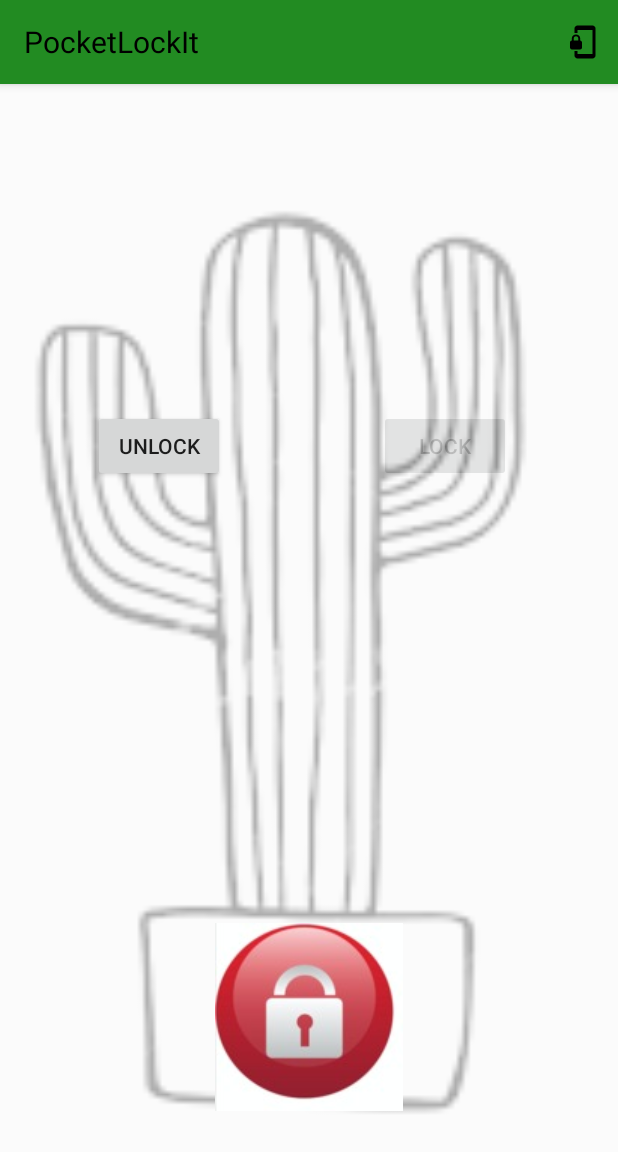
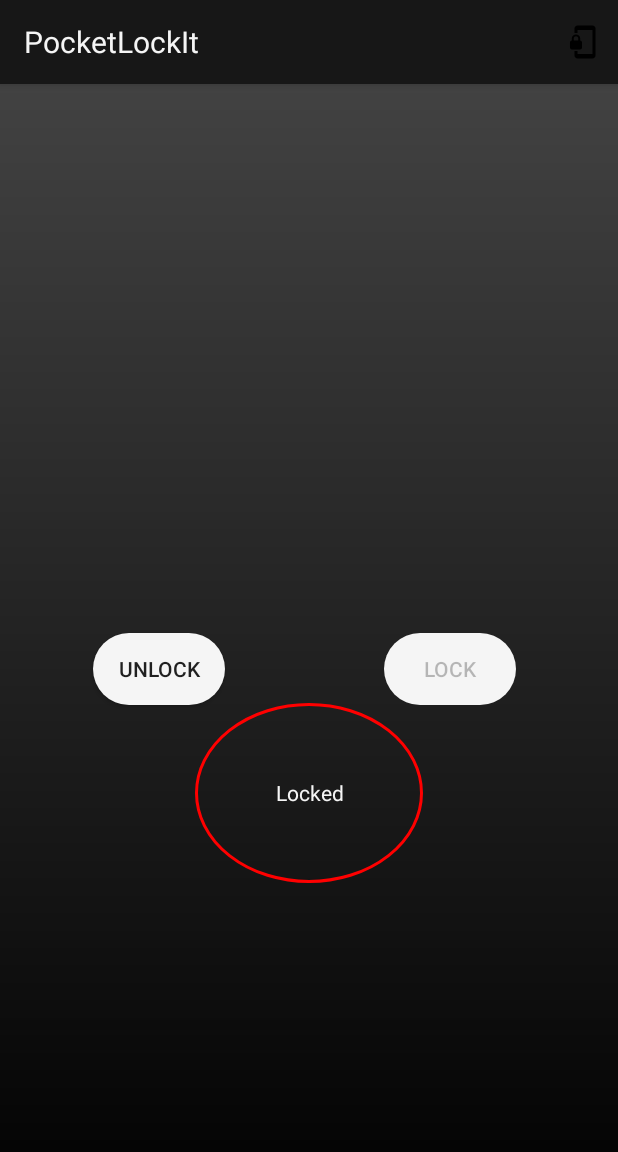
Before and after one commit to Mernest/PocketLockit, an Android app: the LockUnlockActivity screen opened directly, with no data from a screen before it, on a phone screen of 412 x 824 dp. Shown: the top 1152 px of the screen. Run offline under Robolectric (Android 15) with nearby library versions, the phone set to English and light mode, and no system bars; our stand-ins replace Firebase (no records; nobody signed in at launch, a user with empty details on screens opened directly); 1 statement that could not run was skipped.

Commit message:
Brand new UI without (change pass yet to be done)

```diff
--- a/app/src/main/java/com/example/ernest/pocketlockit/LockUnlockActivity.java
+++ b/app/src/main/java/com/example/ernest/pocketlockit/LockUnlockActivity.java
@@ -34,13 +34,16 @@ public class LockUnlockActivity extends AppCompatActivity {
     // Needed Declarations
     Button unlockButton;
     Button lockButton;
-    ImageView greenUnlock;
-    ImageView redLock;
+//    ImageView greenUnlock;
+//    ImageView redLock;
     boolean currentStatus;
 
-    ImageView cactus;
-    ImageView redcactus;
-    ImageView greencactus;
+    TextView redcircle;
+    TextView greencircle;
+
+//    ImageView cactus;
+//    ImageView redcactus;
+//    ImageView greencactus;
 
     @Override
     protected void onCreate(Bundle savedInstanceState) {
@@ -49,15 +52,17 @@ public class LockUnlockActivity extends AppCompatActivity {
 
         unlockButton = (Button) findViewById(R.id.unlockButton);
         lockButton = (Button) findViewById(R.id.lockButton);
-        greenUnlock = (ImageView) findViewById(R.id.greenUnlock);
-        redLock = (ImageView) findViewById(R.id.redLock);
+        greencircle = (TextView) findViewById(R.id.greencircle);
+        redcircle = (TextView) findViewById(R.id.redcircle);
+//        greenUnlock = (ImageView) findViewById(R.id.greenUnlock);
+//        redLock = (ImageView) findViewById(R.id.redLock);
 
-        cactus = (ImageView) findViewById(R.id.cactus);
-        cactus.setVisibility(View.VISIBLE);
-        redcactus = (ImageView) findViewById(R.id.redcactus);
-        redcactus.setVisibility(View.INVISIBLE);
-        greencactus = (ImageView)findViewById(R.id.greencactus);
-        greencactus.setVisibility(View.INVISIBLE);
+//        cactus = (ImageView) findViewById(R.id.cactus);
+//        cactus.setVisibility(View.VISIBLE);
+//        redcactus = (ImageView) findViewById(R.id.redcactus);
+//        redcactus.setVisibility(View.INVISIBLE);
+//        greencactus = (ImageView)findViewById(R.id.greencactus);
+//        greencactus.setVisibility(View.INVISIBLE);
 
         ledResponse.addValueEventListener(new ValueEventListener() { // Get
             @Override
@@ -68,18 +73,20 @@ public class LockUnlockActivity extends AppCompatActivity {
                 if (currentStatus){
                     unlockButton.setEnabled(false);
                     lockButton.setEnabled(true);
-                    //((TransitionDrawable)redLock.getDrawable()).startTransition(1000);
-                    redLock.setVisibility(View.INVISIBLE);
-                    greenUnlock.setVisibility(View.VISIBLE);
-                    cactus.setVisibility(View.INVISIBLE);
-                    redcactus.setVisibility(View.INVISIBLE );
-                    greencactus.setVisibility(View.VISIBLE);
-                    new Handler().postDelayed(new Runnable() {
-                        @Override
-                        public void run() {
-                            cactus.setVisibility(View.VISIBLE);
-                            greencactus.setVisibility(View.INVISIBLE);
-                        }}, 1000);
+                    redcircle.setVisibility(View.INVISIBLE);
+                    greencircle.setVisibility(View.VISIBLE);
+
+//                    redLock.setVisibility(View.INVISIBLE);
+//                    greenUnlock.setVisibility(View.VISIBLE);
+//                    cactus.setVisibility(View.INVISIBLE);
+//                    redcactus.setVisibility(View.INVISIBLE );
+//                    greencactus.setVisibility(View.VISIBLE);
+//                    new Handler().postDelayed(new Runnable() {
+//                        @Override
+//                        public void run() {
+//                            cactus.setVisibility(View.VISIBLE);
+//                            greencactus.setVisibility(View.INVISIBLE);
+//                        }}, 1000);
 
                     Toast toast = Toast.makeText(getApplicationContext(), "Door is Unlocked" , Toast.LENGTH_SHORT);
                     toast.show();
@@ -87,17 +94,19 @@ public class LockUnlockActivity extends AppCompatActivity {
                 else {
                     unlockButton.setEnabled(true);
                     lockButton.setEnabled(false);
-                    redLock.setVisibility(View.VISIBLE);
-                    greenUnlock.setVisibility(View.INVISIBLE);
-                    cactus.setVisibility(View.INVISIBLE);
-                    redcactus.setVisibility(View.INVISIBLE );
-                    greencactus.setVisibility(View.VISIBLE);
-                    new Handler().postDelayed(new Runnable() {
-                        @Override
-                        public void run() {
-                            cactus.setVisibility(View.VISIBLE);
-                            greencactus.setVisibility(View.INVISIBLE);
-                        }}, 1000);
+                    redcircle.setVisibility(View.VISIBLE);
+                    greencircle.setVisibility(View.INVISIBLE);
+//                    redLock.setVisibility(View.VISIBLE);
+//                    greenUnlock.setVisibility(View.INVISIBLE);
+//                    cactus.setVisibility(View.INVISIBLE);
+//                    redcactus.setVisibility(View.INVISIBLE );
+//                    greencactus.setVisibility(View.VISIBLE);
+//                    new Handler().postDelayed(new Runnable() {
+//                        @Override
+//                        public void run() {
+//                            cactus.setVisibility(View.VISIBLE);
+//                            greencactus.setVisibility(View.INVISIBLE);
+//                        }}, 1000);
                     Toast toast = Toast.makeText(getApplicationContext(), "Door is Locked" , Toast.LENGTH_SHORT);
                     toast.show();
                 }
--- /dev/null
+++ b/app/src/main/res/drawable/btn_backgroupstyle.xml
@@ -0,0 +1,7 @@
+<?xml version="1.0" encoding="utf-8"?>
+<shape xmlns:android="http://schemas.android.com/apk/res/android">
+
+    <gradient android:angle= "90" android:startColor="#000000"
+        android:endColor="#424242"/>
+
+</shape>
--- /dev/null
+++ b/app/src/main/res/drawable/btn_button_style.xml
@@ -0,0 +1,6 @@
+<?xml version="1.0" encoding="utf-8"?>
+<shape xmlns:android="http://schemas.android.com/apk/res/android">
+
+    <solid android:color="#F5F5F5"/>
+    <corners android:radius="30dp"/>
+</shape>
--- /dev/null
+++ b/app/src/main/res/drawable/circle.xml
@@ -0,0 +1,5 @@
+<?xml version="1.0" encoding="utf-8"?>
+<shape android:shape="oval" xmlns:android="http://schemas.android.com/apk/res/android">
+
+<stroke android:width="2dp" android:color="@color/cicle"/>
+</shape>
--- /dev/null
+++ b/app/src/main/res/drawable/red_circle.xml
@@ -0,0 +1,5 @@
+<?xml version="1.0" encoding="utf-8"?>
+<shape android:shape="oval" xmlns:android="http://schemas.android.com/apk/res/android">
+
+    <stroke android:width="2dp" android:color="@color/redcicle"/>
+</shape>
--- a/app/src/main/res/layout/activity_lock_unlock.xml
+++ b/app/src/main/res/layout/activity_lock_unlock.xml
@@ -5,9 +5,50 @@
     android:id="@+id/RelativeLayout"
     android:layout_width="match_parent"
     android:layout_height="match_parent"
-    tools:context=".LockUnlockActivity">
+    tools:context=".LockUnlockActivity"
+    android:background="@drawable/btn_backgroupstyle">
+
+    <TextView
+        android:layout_width="wrap_content"
+        android:layout_height="120dp"
+        android:layout_alignParentStart="true"
+        android:layout_alignParentLeft="true"
+        android:layout_alignParentEnd="true"
+        android:layout_alignParentRight="true"
+        android:layout_alignParentBottom="true"
+        android:layout_marginStart="130dp"
+        android:layout_marginLeft="130dp"
+        android:layout_marginTop="118dp"
+        android:layout_marginEnd="130dp"
+        android:layout_marginRight="130dp"
+        android:layout_marginBottom="235dp"
+        android:id="@+id/greencircle"
+        android:background="@drawable/circle"
+        android:gravity="center"
+        android:text="Unlocked"
+        android:textColor="#F5F5F5" />
+    <TextView
+        android:id="@+id/redcircle"
+        android:layout_width="wrap_content"
+        android:layout_height="120dp"
+        android:layout_alignParentStart="true"
+        android:layout_alignParentLeft="true"
+        android:layout_alignParentEnd="true"
+        android:layout_alignParentRight="true"
+        android:layout_alignParentBottom="true"
+        android:layout_marginStart="130dp"
+        android:layout_marginLeft="130dp"
+        android:layout_marginTop="118dp"
+        android:layout_marginEnd="130dp"
+        android:layout_marginRight="130dp"
+        android:layout_marginBottom="235dp"
+        android:background="@drawable/red_circle"
+        android:gravity="center"
+        android:text="Locked"
+        android:textColor="#F5F5F5" />
 
     <Button
+        android:background="@drawable/btn_button_style"
         android:id="@+id/unlockButton"
         android:layout_width="wrap_content"
         android:layout_height="wrap_content"
@@ -22,59 +63,14 @@
         android:id="@+id/lockButton"
         android:layout_width="wrap_content"
         android:layout_height="wrap_content"
-        android:layout_alignParentRight= "true"
+        android:layout_alignParentTop="true"
         android:layout_alignParentEnd="true"
-        android:layout_alignParentTop="true"
-        android:layout_marginEnd="71dp"
-        android:layout_marginRight = "70dp"
-        android:layout_marginTop="217dp"
+        android:layout_alignParentRight="true"
+        android:layout_marginTop="366dp"
+        android:layout_marginEnd="68dp"
+        android:layout_marginRight="68dp"
+        android:background="@drawable/btn_button_style"
         android:text="Lock" />
-
-    <ImageView
-        android:id="@+id/cactus"
-        android:layout_width="match_parent"
-        android:layout_height="match_parent"
-        android:alpha="0.3"
-        android:background="@android:drawable/screen_background_light_transparent"
-        android:scaleType="centerCrop"
-        android:src="@drawable/download" />
-    <ImageView
-        android:id="@+id/greencactus"
-        android:layout_width="match_parent"
-        android:layout_height="match_parent"
-        android:alpha="0.3"
-        android:background="#00000000"
-        android:scaleType="centerCrop"
-        android:src="@drawable/greendownload" />
-
-    <ImageView
-        android:id="@+id/redcactus"
-        android:layout_width="match_parent"
-        android:layout_height="match_parent"
-        android:alpha="0.3"
-        android:background="#00000000"
-        android:scaleType="centerCrop"
-        android:src="@drawable/reddownload" />
-
-    <ImageView
-        android:id="@+id/redLock"
-        android:layout_width="wrap_content"
-        android:layout_height="wrap_content"
-        android:layout_alignParentBottom="true"
-        android:layout_centerHorizontal="true"
-        android:layout_marginBottom="83dp"
-        android:background="@color/common_google_signin_btn_text_dark_disabled"
-        app:srcCompat="@drawable/thistheone" />
-
-    <ImageView
-        android:id="@+id/greenUnlock"
-        android:layout_width="wrap_content"
-        android:layout_height="wrap_content"
-        android:layout_alignParentBottom="true"
-        android:layout_centerHorizontal="true"
-        android:layout_marginBottom="83dp"
-        android:background="@color/common_google_signin_btn_text_dark_disabled"
-        app:srcCompat="@drawable/thistheotherone" />
 
 
 </RelativeLayout>
--- a/app/src/main/res/values/colors.xml
+++ b/app/src/main/res/values/colors.xml
@@ -1,7 +1,9 @@
 <?xml version="1.0" encoding="utf-8"?>
 <resources>
-    <color name="colorPrimary">#228b22</color>
-    <color name="colorPrimaryDark">#1d791d</color>
-    <color name="colorAccent">#ff4081</color>
-    <color name= "title_color">#000000</color>
+    <color name="colorPrimary">#171717</color>
+    <color name="colorPrimaryDark">#0e0e0e</color>
+    <color name="colorAccent">#F5F5F5</color>
+    <color name= "title_color">#F5F5F5</color>
+    <color name= "cicle">#8be600</color>
+    <color name= "redcicle">#ff0000</color>
 </resources>
--- /dev/null
+++ b/app/src/main/res/values/dimens.xml
@@ -0,0 +1,5 @@
+<resources>
+    <!-- Default screen margins, per the Android Design guidelines. -->
+    <dimen name="activity_horizontal_margin">16dp</dimen>
+    <dimen name="activity_vertical_margin">16dp</dimen>
+</resources>
```
Also changed, not shown: app/src/main/java/com/example/ernest/pocketlockit/MainActivity.java (+28 -28 lines), app/src/main/res/layout/activity_main.xml (+8 -27 lines).
